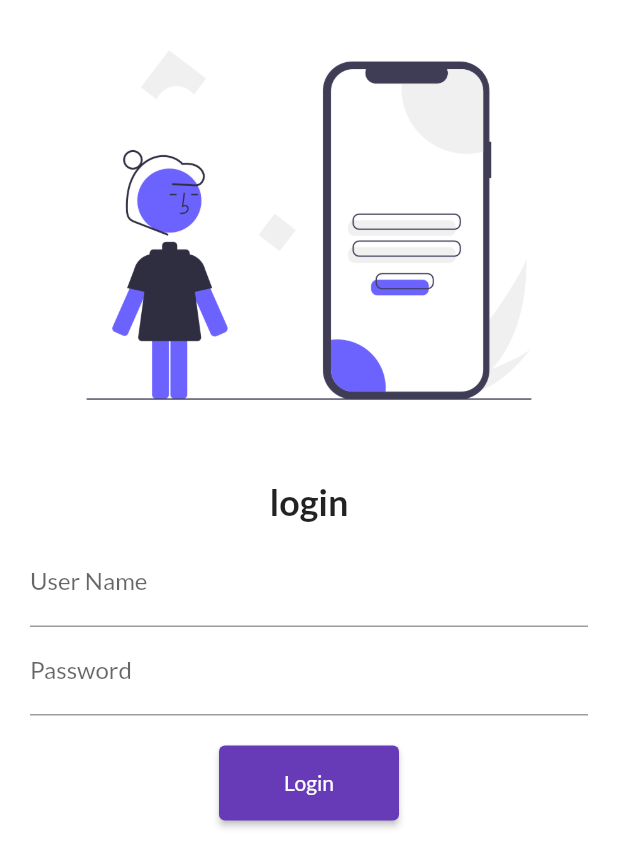
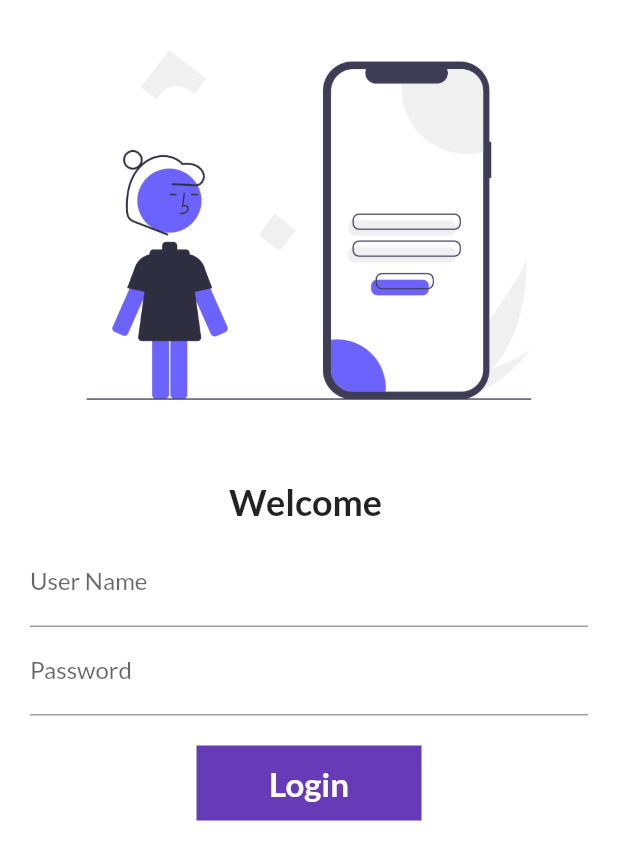
Before and after one commit to onlinevikas19/Learn, a Flutter app: the LoginPage screen opened by its route, on a phone screen of 412 x 824 dp. Shown: the top 867 px of the screen. Run offline on Flutter 3.47's test engine with Material 2 defaults, Android fonts, the light colour scheme and no system bars; our stand-ins replace google_fonts.

Commit message:
day 6 completed

```diff
--- a/lib/pages/login_page.dart
+++ b/lib/pages/login_page.dart
@@ -1,7 +1,14 @@
 import 'package:first_applicaiton/utils/routs.dart';
 import 'package:flutter/material.dart';
 
-class LoginPage extends StatelessWidget {
+class LoginPage extends StatefulWidget {
+  @override
+  State<LoginPage> createState() => _LoginPageState();
+}
+
+class _LoginPageState extends State<LoginPage> {
+  String name = '';
+  bool changeButton = false;
   @override
   Widget build(BuildContext context) {
     return Material(
@@ -14,12 +21,12 @@
               fit: BoxFit.cover,
               height: 300,
             ),
-            SizedBox(
+            const SizedBox(
               height: 20.0,
             ),
             Text(
-              "login",
-              style: TextStyle(
+              "Welcome $name",
+              style: const TextStyle(
                 fontSize: 24,
                 fontWeight: FontWeight.bold,
               ),
@@ -30,28 +37,68 @@
               child: Column(
                 children: [
                   TextFormField(
-                    decoration: InputDecoration(
+                    onChanged: (value) {
+                      name = value;
+                      setState(() {});
+                    },
+                    decoration: const InputDecoration(
                         hintText: 'Enter User Name', labelText: 'User Name'),
                   ),
                   TextFormField(
                     obscureText: true,
-                    decoration: InputDecoration(
+                    decoration: const InputDecoration(
                       hintText: 'Enter Password',
                       labelText: 'Password',
                     ),
                   ),
-                  SizedBox(
+                  const SizedBox(
                     height: 20.0,
                   ),
-                  ElevatedButton(
-                    onPressed: () {
+                  // ElevatedButton(
+                  //   onPressed: () {
+                  //     Navigator.pushNamed(context, MyRoutes.homeRoute);
+                  //   },
+                  //   style: TextButton.styleFrom(
+                  //     minimumSize: Size(120, 50),
+                  //   ),
+                  //   child: Text('Login'),
+                  // ),
+
+                  InkWell(
+                    onTap: () async {
+                      setState(() {
+                        changeButton = true;
+                      });
+
+                      await Future.delayed(const Duration(seconds: 1));
                       Navigator.pushNamed(context, MyRoutes.homeRoute);
                     },
-                    style: TextButton.styleFrom(
-                      minimumSize: Size(120, 50),
+                    child: AnimatedContainer(
+                      duration: const Duration(seconds: 1),
+                      width: changeButton ? 70 : 150,
+                      height: 50,
+                      alignment: Alignment.center,
+                      child: changeButton
+                          ? const Icon(
+                              Icons.done,
+                              color: Colors.white,
+                            )
+                          : const Text(
+                              "Login",
+                              style: TextStyle(
+                                  color: Colors.white,
+                                  fontWeight: FontWeight.bold,
+                                  fontSize: 22),
+                            ),
+                      decoration: BoxDecoration(
+                        shape:
+                            changeButton ? BoxShape.circle : BoxShape.rectangle,
+                        color: Colors.deepPurple,
+                        // borderRadius:
+                        //     BorderRadius.circular(changeButton ? 20 : 8)
+                      ),
                     ),
-                    child: Text('Login'),
-                  ),
+                  )
                 ],
               ),
             )
```
